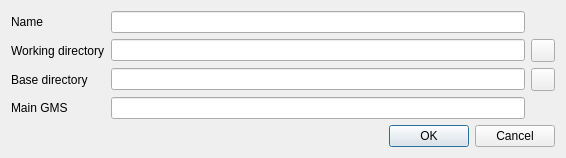
First picture: the form in src/file/projectoptions.ui, repository GAMS-dev/studio, before the edit.
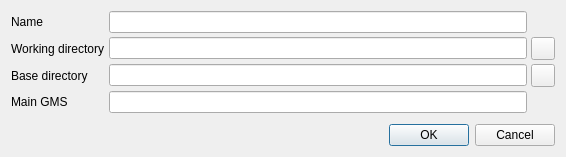
Second picture: the form after the edit. Icons and pictures are not drawn.

Commit message: fixed scaling issues in dialogs on 4k screens

```diff
--- a/src/file/projectoptions.ui
+++ b/src/file/projectoptions.ui
@@ -7,7 +7,7 @@
     <x>0</x>
     <y>0</y>
     <width>566</width>
-    <height>156</height>
+    <height>157</height>
    </rect>
   </property>
   <property name="windowTitle">
@@ -29,6 +29,9 @@
       <property name="bottomMargin">
        <number>0</number>
       </property>
+      <property name="spacing">
+       <number>4</number>
+      </property>
       <item row="1" column="2">
        <widget class="QToolButton" name="bWorkDir">
         <property name="text">
@@ -62,7 +65,7 @@
         <property name="sizeHint" stdset="0">
          <size>
           <width>20</width>
-          <height>25</height>
+          <height>0</height>
          </size>
         </property>
        </spacer>
```
The commit also changes 2 other files.
